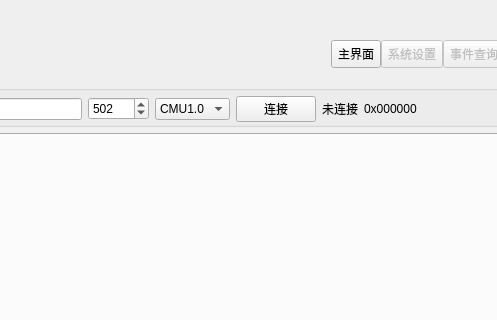
Above: main_ui.ui from Shogpe/bmsTool before the change; both pictures show x 258 to 755 and y 0 to 320 of the 1015 by 600 pixel window. Below: the same form after it.
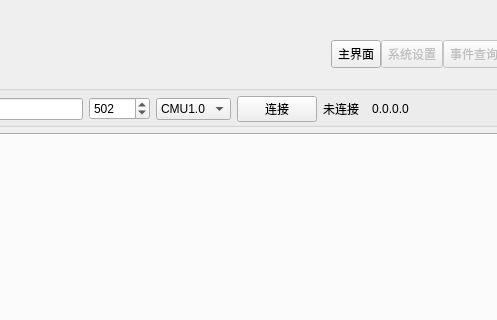
That is the form after the change. Icons and pictures are not drawn. Custom widgets are drawn as their Qt base class.

The edit to the form file:
```diff
--- a/main_ui.ui
+++ b/main_ui.ui
@@ -181,9 +181,24 @@
                </widget>
               </item>
               <item>
-               <widget class="QLabel" name="labelVer">
+               <widget class="QToolButton" name="btnVer">
                 <property name="text">
-                 <string>0x000000</string>
+                 <string>0.0.0.0</string>
+                </property>
+                <property name="autoExclusive">
+                 <bool>false</bool>
+                </property>
+                <property name="popupMode">
+                 <enum>QToolButton::InstantPopup</enum>
+                </property>
+                <property name="toolButtonStyle">
+                 <enum>Qt::ToolButtonTextOnly</enum>
+                </property>
+                <property name="autoRaise">
+                 <bool>true</bool>
+                </property>
+                <property name="arrowType">
+                 <enum>Qt::NoArrow</enum>
                 </property>
                </widget>
               </item>
```
